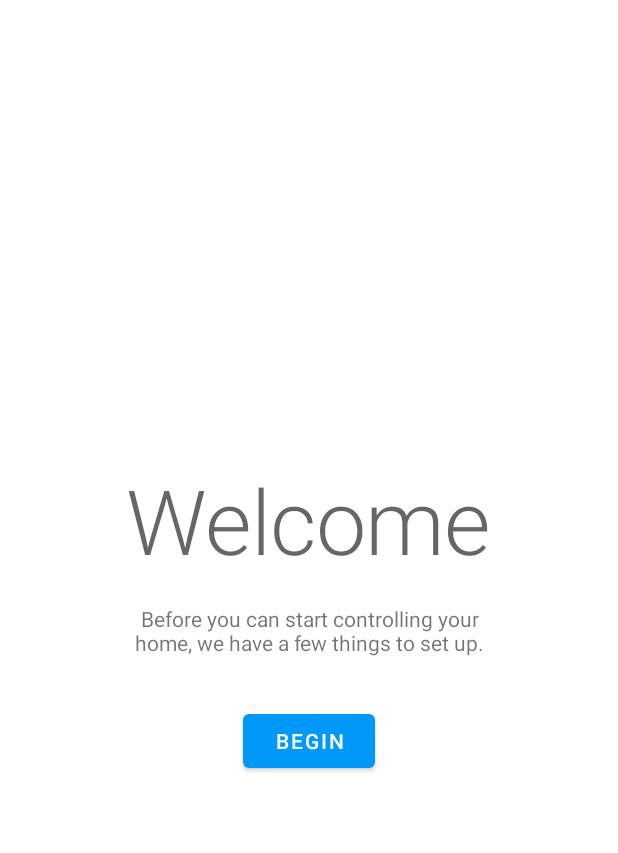
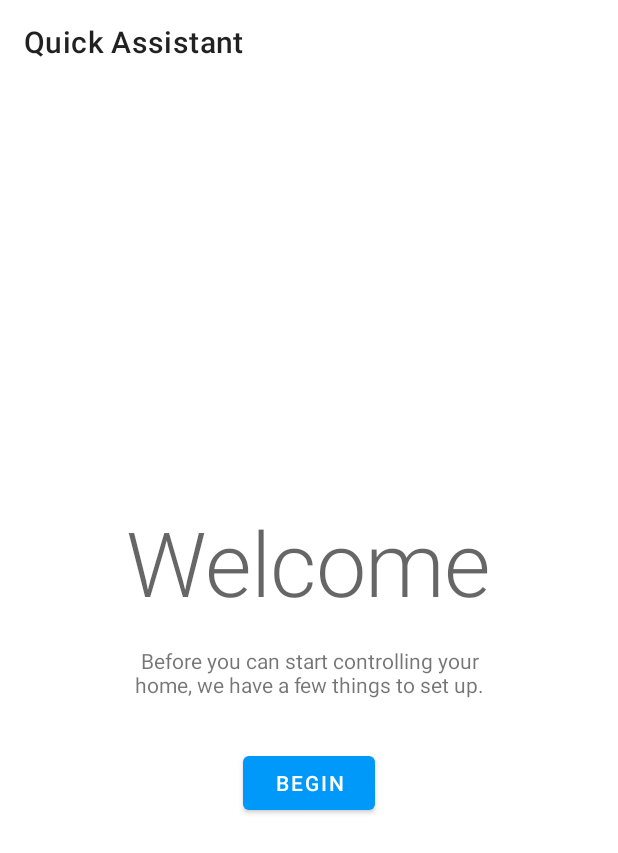
Before and after one commit to outadoc/home-slide-android, an Android app: the screen it shows after launch (OnboardingActivity), on a phone screen of 412 x 824 dp. Shown: the top 853 px of the screen. Run offline under Robolectric (Android 15) with nearby library versions, the phone set to English and light mode, and no system bars; our stand-ins replace Room's generated code; libraries missing offline, so code that uses them is left out: com.faltenreich.skeletonlayout; 3 statements that could not run were skipped.

Commit message:
Add toolbar to display app name, support up on preferences

```diff
--- a/app/src/main/java/fr/outadoc/quickhass/feature/onboarding/OnboardingActivity.kt
+++ b/app/src/main/java/fr/outadoc/quickhass/feature/onboarding/OnboardingActivity.kt
@@ -11,12 +11,14 @@ class OnboardingActivity : DayNightActivity() {
         super.onCreate(savedInstanceState)
         setContentView(R.layout.activity_onboarding)
 
+        setSupportActionBar(findViewById(R.id.toolbar))
+
         findNavController(this, R.id.nav_host_fragment)
-                .navigate(R.id.welcomeFragment)
+            .navigate(R.id.welcomeFragment)
     }
 
     override fun onSupportNavigateUp(): Boolean {
         return findNavController(this, R.id.nav_host_fragment)
-                .navigateUp()
+            .navigateUp()
     }
 }
--- a/app/src/main/java/fr/outadoc/quickhass/feature/slideover/ui/EntityGridFragment.kt
+++ b/app/src/main/java/fr/outadoc/quickhass/feature/slideover/ui/EntityGridFragment.kt
@@ -141,11 +141,7 @@ class EntityGridFragment : Fragment() {
     }
 
     private fun openSettings() {
-        Intent(activity, SettingsActivity::class.java).let { i ->
-            startActivity(i)
-            activity?.finish()
-        }
-
+        startActivity(Intent(activity, SettingsActivity::class.java))
     }
 
     private fun setWindowInsets(viewHolder: ViewHolder) {
--- a/app/src/main/res/layout/activity_onboarding.xml
+++ b/app/src/main/res/layout/activity_onboarding.xml
@@ -4,6 +4,8 @@
     android:layout_width="match_parent"
     android:layout_height="match_parent"
     android:orientation="vertical">
+
+    <include layout="@layout/view_toolbar" />
 
     <fragment
         android:id="@+id/nav_host_fragment"
--- /dev/null
+++ b/app/src/main/res/layout/view_toolbar.xml
@@ -0,0 +1,7 @@
+<?xml version="1.0" encoding="utf-8"?>
+<com.google.android.material.appbar.MaterialToolbar xmlns:android="http://schemas.android.com/apk/res/android"
+    xmlns:app="http://schemas.android.com/apk/res-auto"
+    android:id="@+id/toolbar"
+    android:layout_width="match_parent"
+    android:layout_height="wrap_content"
+    app:title="@string/app_name" />
```
Also changed, not shown: app/src/main/AndroidManifest.xml (+7 -1 lines), app/src/main/java/fr/outadoc/quickhass/preferences/SettingsActivity.kt (+7 -1 lines), app/src/main/res/layout/activity_main.xml (deleted, +0 -8 lines), app/src/main/res/layout/activity_preferences.xml (added, +14 -0 lines).
